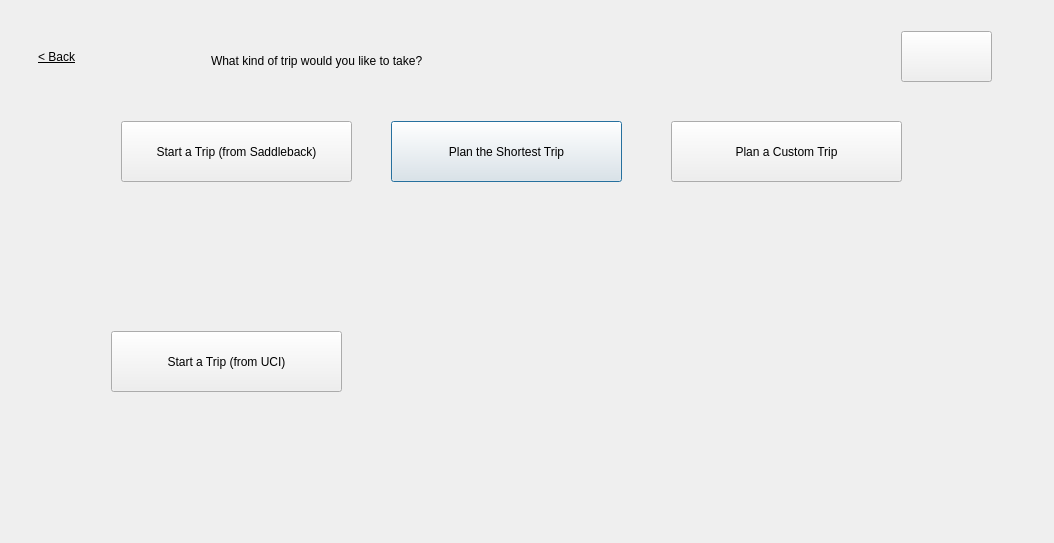
This is plantripwindow.ui in Ling2251/CS1D-College-Tour as Qt 5 draws it before an edit. The edited form follows.
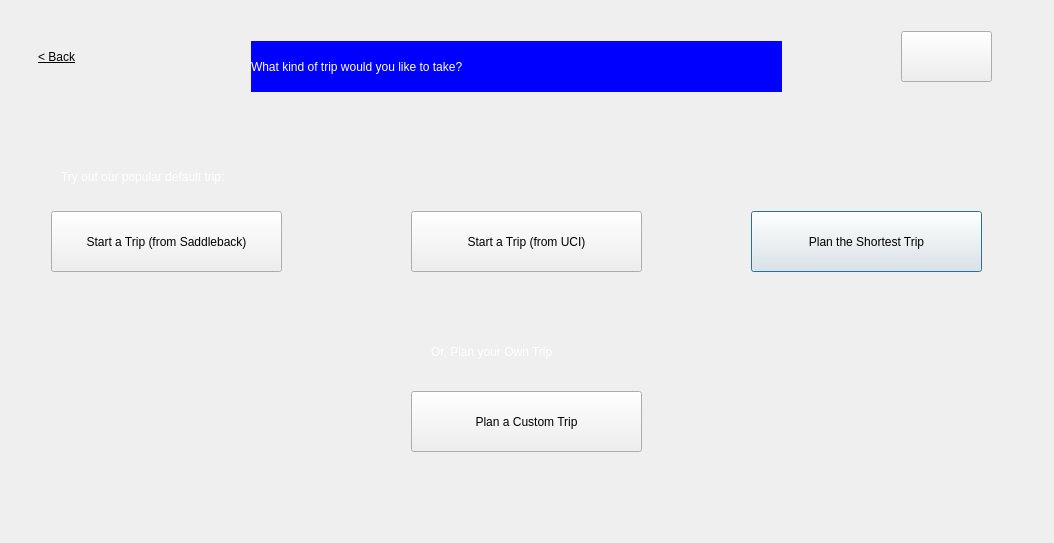
This is the edited form. Icons and pictures are not drawn.

Patch:
```diff
--- a/plantripwindow.ui
+++ b/plantripwindow.ui
@@ -27,15 +27,17 @@
       <widget class="QLabel" name="label">
        <property name="geometry">
         <rect>
-         <x>200</x>
+         <x>240</x>
          <y>30</y>
-         <width>588</width>
-         <height>40</height>
+         <width>531</width>
+         <height>51</height>
         </rect>
        </property>
        <property name="styleSheet">
-        <string notr="true">font: 75 20pt &quot;MS Shell Dlg 2&quot;;
-color: rgb(0, 0, 0)</string>
+        <string notr="true">font: 700 20pt &quot;Segoe Script&quot;;
+background-color: rgb(0, 0, 255);
+color: rgb(255, 255, 255);
+</string>
        </property>
        <property name="text">
         <string>What kind of trip would you like to take?</string>
@@ -44,8 +46,8 @@
       <widget class="QPushButton" name="planShortTrip">
        <property name="geometry">
         <rect>
-         <x>380</x>
-         <y>110</y>
+         <x>740</x>
+         <y>200</y>
          <width>231</width>
          <height>61</height>
         </rect>
@@ -57,8 +59,8 @@
       <widget class="QPushButton" name="startTrip">
        <property name="geometry">
         <rect>
-         <x>110</x>
-         <y>110</y>
+         <x>40</x>
+         <y>200</y>
          <width>231</width>
          <height>61</height>
         </rect>
@@ -70,8 +72,8 @@
       <widget class="QPushButton" name="planCustomTrip">
        <property name="geometry">
         <rect>
-         <x>660</x>
-         <y>110</y>
+         <x>400</x>
+         <y>380</y>
          <width>231</width>
          <height>61</height>
         </rect>
@@ -119,8 +121,8 @@
       <widget class="QPushButton" name="startTripFormUIC">
        <property name="geometry">
         <rect>
-         <x>100</x>
-         <y>320</y>
+         <x>400</x>
+         <y>200</y>
          <width>231</width>
          <height>61</height>
         </rect>
@@ -129,6 +131,68 @@
         <string>Start a Trip (from UCI)</string>
        </property>
       </widget>
+      <widget class="QLabel" name="label_4">
+       <property name="geometry">
+        <rect>
+         <x>0</x>
+         <y>130</y>
+         <width>1041</width>
+         <height>401</height>
+        </rect>
+       </property>
+       <property name="styleSheet">
+        <string notr="true">border-image: url(:/image/College background2.jpg);</string>
+       </property>
+       <property name="text">
+        <string/>
+       </property>
+      </widget>
+      <widget class="QLabel" name="label_5">
+       <property name="geometry">
+        <rect>
+         <x>50</x>
+         <y>150</y>
+         <width>341</width>
+         <height>31</height>
+        </rect>
+       </property>
+       <property name="styleSheet">
+        <string notr="true">font: 700 16pt &quot;Segoe UI&quot;;
+border: none;
+color: rgb(255, 255, 255);</string>
+       </property>
+       <property name="text">
+        <string>Try out our popular default trip: </string>
+       </property>
+      </widget>
+      <widget class="QLabel" name="label_6">
+       <property name="geometry">
+        <rect>
+         <x>420</x>
+         <y>320</y>
+         <width>261</width>
+         <height>41</height>
+        </rect>
+       </property>
+       <property name="styleSheet">
+        <string notr="true">font: 700 16pt &quot;Segoe UI&quot;;
+border: none;
+color: rgb(255, 255, 255);</string>
+       </property>
+       <property name="text">
+        <string>Or, Plan your Own Trip</string>
+       </property>
+      </widget>
+      <zorder>label_4</zorder>
+      <zorder>label</zorder>
+      <zorder>planShortTrip</zorder>
+      <zorder>startTrip</zorder>
+      <zorder>planCustomTrip</zorder>
+      <zorder>goback2</zorder>
+      <zorder>mainpage</zorder>
+      <zorder>startTripFormUIC</zorder>
+      <zorder>label_5</zorder>
+      <zorder>label_6</zorder>
      </widget>
      <widget class="QWidget" name="souvenirShop">
       <widget class="QPushButton" name="addSouvenir_button">
```
Left out of the diff: 22 changed lines with no effect on the pictures.
